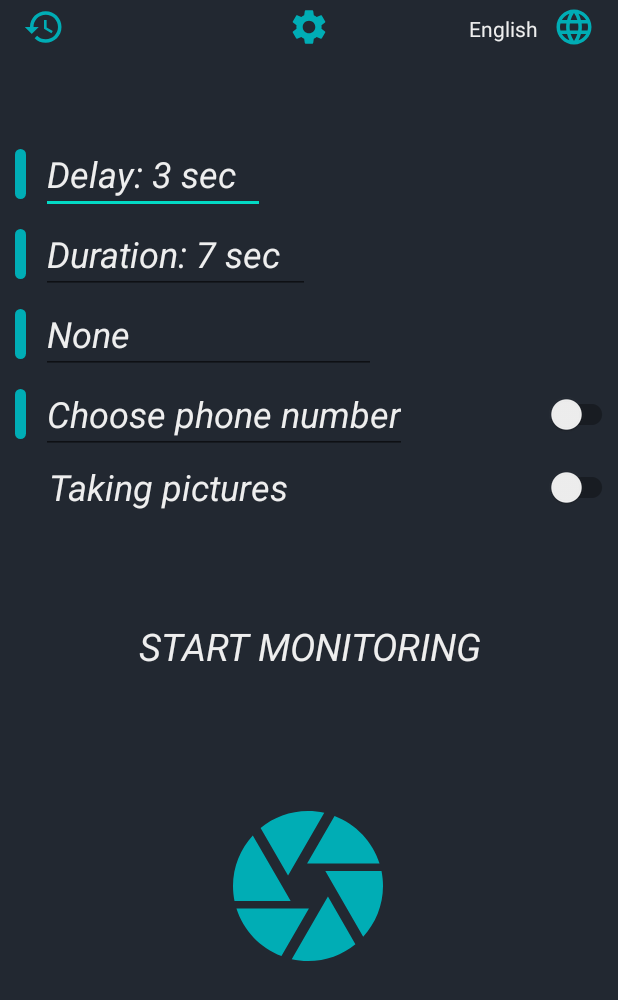
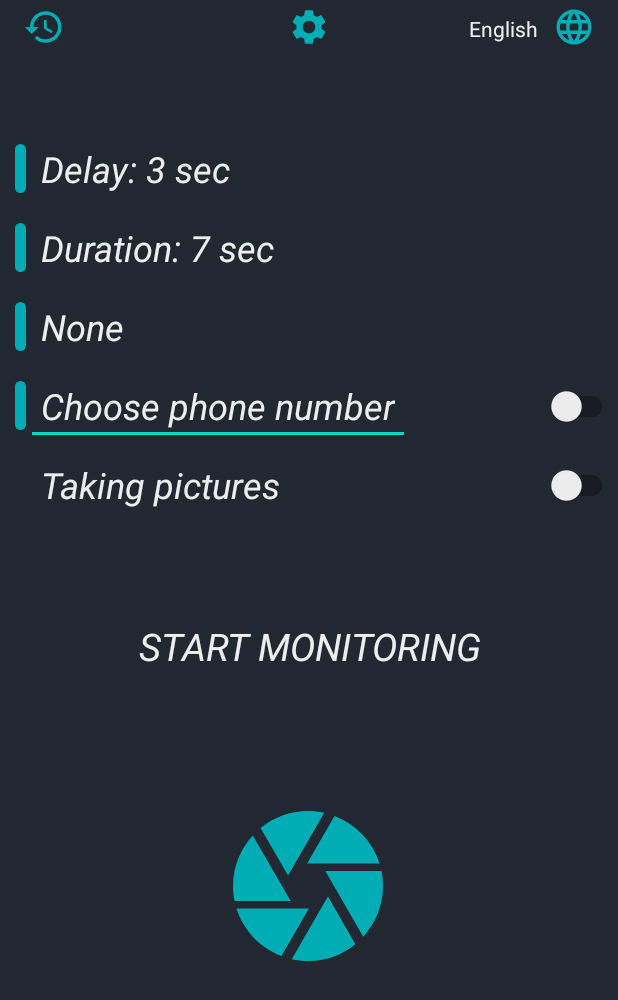
Before and after one commit to krisMONSTER/KAPture, an Android app: the screen it shows after launch (MainActivity), on a phone screen of 412 x 824 dp. Shown: the top 1000 px of the screen. Run offline under Robolectric (Android 15) with nearby library versions, the phone set to English and light mode, and no system bars; our stand-ins replace AdMob; libraries missing offline, so code that uses them is left out: androidx.camera.view.

Commit message:
initial UI tests and unit tests; UI fix in SettingsFragment;

```diff
--- a/app/build.gradle
+++ b/app/build.gradle
@@ -47,6 +47,10 @@ dependencies {
     implementation 'androidx.constraintlayout:constraintlayout:2.0.4'
     implementation "com.android.support:support-compat:28.0.0"
     testImplementation 'junit:junit:4.+'
+    testImplementation "org.junit.jupiter:junit-jupiter:5.7.1"
+    androidTestImplementation 'androidx.test.espresso:espresso-core:3.3.0'
+    androidTestImplementation 'androidx.test:runner:1.3.0'
+    androidTestImplementation 'androidx.test:rules:1.3.0'
     androidTestImplementation 'androidx.test.ext:junit:1.1.2'
     androidTestImplementation 'androidx.test.espresso:espresso-core:3.3.0'
 }
--- a/app/src/main/java/com/example/kapture/fragments/SettingsFragment.java
+++ b/app/src/main/java/com/example/kapture/fragments/SettingsFragment.java
@@ -28,6 +28,7 @@ import android.view.LayoutInflater;
 import android.view.View;
 import android.view.ViewGroup;
 import android.widget.EditText;
+import android.widget.TextView;
 import android.widget.TimePicker;
 import android.widget.Toast;
 
@@ -39,7 +40,7 @@ import java.util.Locale;
 
 public class SettingsFragment extends Fragment {
 
-    private EditText durationEditText, delayEditText, chooseAlarmSoundText;
+    private TextView durationEditText, delayEditText, chooseAlarmSoundText;
     EditText choosePhoneNumber;
     SwitchCompat phoneNumberSwitch;
     SwitchCompat takingPicturesSwitch;
@@ -73,10 +74,6 @@ public class SettingsFragment extends Fragment {
         phoneNumberSwitch = view.findViewById(R.id.phoneNumberSwitch);
         takingPicturesSwitch = view.findViewById(R.id.takingPicturesSwitch);
 
-        durationEditText.setInputType(InputType.TYPE_NULL);
-        delayEditText.setInputType(InputType.TYPE_NULL);
-        chooseAlarmSoundText.setInputType(InputType.TYPE_NULL);
-
         durationEditText.setOnClickListener(v -> showDurationDialog(durationEditText));
 
         delayEditText.setOnClickListener(v -> showDelayDialog(delayEditText));
@@ -109,7 +106,7 @@ public class SettingsFragment extends Fragment {
         return view;
     }
 
-    private void showDurationDialog(final EditText durationEditText) {
+    private void showDurationDialog(final TextView durationEditText) {
         final Calendar calendar = Calendar.getInstance();
         calendar.set(Calendar.HOUR_OF_DAY, 0);
         calendar.set(Calendar.MINUTE, 0);
@@ -134,7 +131,7 @@ public class SettingsFragment extends Fragment {
         new TimePickerDialog(getActivity(), timeSetListener, calendar.get(Calendar.MINUTE), calendar.get(Calendar.SECOND), true).show();
     }
 
-    private void showDelayDialog(final EditText delayEditText) {
+    private void showDelayDialog(final TextView delayEditText) {
         final Calendar calendar = Calendar.getInstance();
         calendar.set(Calendar.HOUR_OF_DAY, 0);
         calendar.set(Calendar.MINUTE, 0);
--- a/app/src/main/res/layout-hdpi/fragment_settings.xml
+++ b/app/src/main/res/layout-hdpi/fragment_settings.xml
@@ -5,13 +5,14 @@
     android:layout_width="match_parent"
     android:layout_height="match_parent"
     android:background="@color/colorPrimary"
-    tools:context=".fragments.SettingsFragment">
+    tools:context=".fragments.SettingsFragment"
+    android:id="@+id/settings_fragment">
 
-    <EditText
+    <TextView
         android:id="@+id/delayEditText"
         android:layout_width="wrap_content"
         android:layout_height="wrap_content"
-        android:layout_marginStart="10dp"
+        android:padding="10dp"
         android:hint="@string/choose_delay"
         android:textColor="@color/colorDetail"
         android:textColorHint="@color/colorDetail"
@@ -32,11 +33,11 @@
         app:layout_constraintBottom_toBottomOf="@id/delayEditText"
         app:layout_constraintStart_toStartOf="parent" />
 
-    <EditText
+    <TextView
         android:id="@+id/durationEditText"
         android:layout_width="wrap_content"
         android:layout_height="wrap_content"
-        android:layout_marginStart="10dp"
+        android:padding="10dp"
         android:hint="@string/choose_duration"
         android:textColor="@color/colorDetail"
         android:textColorHint="@color/colorDetail"
@@ -57,11 +58,11 @@
         app:layout_constraintBottom_toBottomOf="@id/durationEditText"
         app:layout_constraintStart_toStartOf="parent" />
 
-    <EditText
+    <TextView
         android:id="@+id/chooseAlarmSoundText"
         android:layout_width="wrap_content"
         android:layout_height="wrap_content"
-        android:layout_marginStart="10dp"
+        android:padding="10dp"
         android:hint="@string/choose_alarm_sound"
         android:textColor="@color/colorDetail"
         android:textColorHint="@color/colorDetail"
@@ -86,7 +87,7 @@
         android:id="@+id/choosePhoneNumber"
         android:layout_width="wrap_content"
         android:layout_height="wrap_content"
-        android:layout_marginStart="10dp"
+        android:padding="10dp"
         android:hint="@string/choose_phone_number"
         android:textColor="@color/colorDetail"
         android:textColorHint="@color/colorDetail"
@@ -120,7 +121,7 @@
         android:id="@+id/takingPictures"
         android:layout_width="wrap_content"
         android:layout_height="wrap_content"
-        android:layout_margin="5dp"
+        android:padding="10dp"
         android:hint="@string/taking_pictures"
         android:textColorHint="@color/colorDetail"
         android:textSize="24sp"
--- a/app/src/main/res/layout-xhdpi/fragment_settings.xml
+++ b/app/src/main/res/layout-xhdpi/fragment_settings.xml
@@ -5,13 +5,14 @@
     android:layout_width="match_parent"
     android:layout_height="match_parent"
     android:background="@color/colorPrimary"
-    tools:context=".fragments.SettingsFragment">
+    tools:context=".fragments.SettingsFragment"
+    android:id="@+id/settings_fragment">
 
-    <EditText
+    <TextView
         android:id="@+id/delayEditText"
         android:layout_width="wrap_content"
         android:layout_height="wrap_content"
-        android:layout_marginStart="10dp"
+        android:padding="10dp"
         android:hint="@string/choose_delay"
         android:textColor="@color/colorDetail"
         android:textColorHint="@color/colorDetail"
@@ -32,11 +33,11 @@
         app:layout_constraintBottom_toBottomOf="@id/delayEditText"
         app:layout_constraintStart_toStartOf="parent" />
 
-    <EditText
+    <TextView
         android:id="@+id/durationEditText"
         android:layout_width="wrap_content"
         android:layout_height="wrap_content"
-        android:layout_marginStart="10dp"
+        android:padding="10dp"
         android:hint="@string/choose_duration"
         android:textColor="@color/colorDetail"
         android:textColorHint="@color/colorDetail"
@@ -57,11 +58,11 @@
         app:layout_constraintBottom_toBottomOf="@id/durationEditText"
         app:layout_constraintStart_toStartOf="parent" />
 
-    <EditText
+    <TextView
         android:id="@+id/chooseAlarmSoundText"
         android:layout_width="wrap_content"
         android:layout_height="wrap_content"
-        android:layout_marginStart="10dp"
+        android:padding="10dp"
         android:hint="@string/choose_alarm_sound"
         android:textColor="@color/colorDetail"
         android:textColorHint="@color/colorDetail"
@@ -86,7 +87,7 @@
         android:id="@+id/choosePhoneNumber"
         android:layout_width="wrap_content"
         android:layout_height="wrap_content"
-        android:layout_marginStart="10dp"
+        android:padding="10dp"
         android:hint="@string/choose_phone_number"
         android:textColor="@color/colorDetail"
         android:textColorHint="@color/colorDetail"
@@ -120,7 +121,7 @@
         android:id="@+id/takingPictures"
         android:layout_width="wrap_content"
         android:layout_height="wrap_content"
-        android:layout_margin="5dp"
+        android:padding="10dp"
         android:hint="@string/taking_pictures"
         android:textColorHint="@color/colorDetail"
         android:textSize="18sp"
--- a/app/src/main/res/layout-xxhdpi/fragment_settings.xml
+++ b/app/src/main/res/layout-xxhdpi/fragment_settings.xml
@@ -5,17 +5,18 @@
     android:layout_width="match_parent"
     android:layout_height="match_parent"
     android:background="@color/colorPrimary"
-    tools:context=".fragments.SettingsFragment">
+    tools:context=".fragments.SettingsFragment"
+    android:id="@+id/settings_fragment">
 
-    <EditText
+    <TextView
         android:id="@+id/delayEditText"
         android:layout_width="wrap_content"
         android:layout_height="wrap_content"
-        android:layout_marginStart="10dp"
+        android:padding="10dp"
         android:hint="@string/choose_delay"
         android:textColor="@color/colorDetail"
         android:textColorHint="@color/colorDetail"
-        android:textSize="18sp"
+        android:textSize="20sp"
         android:textStyle="italic"
         app:layout_constraintTop_toTopOf="parent"
         app:layout_constraintBottom_toTopOf="@+id/durationEditText"
@@ -32,15 +33,15 @@
         app:layout_constraintBottom_toBottomOf="@id/delayEditText"
         app:layout_constraintStart_toStartOf="parent" />
 
-    <EditText
+    <TextView
         android:id="@+id/durationEditText"
         android:layout_width="wrap_content"
         android:layout_height="wrap_content"
-        android:layout_marginStart="10dp"
+        android:padding="10dp"
         android:hint="@string/choose_duration"
         android:textColor="@color/colorDetail"
         android:textColorHint="@color/colorDetail"
-        android:textSize="18sp"
+        android:textSize="20sp"
         android:textStyle="italic"
         app:layout_constraintTop_toBottomOf="@+id/delayEditText"
         app:layout_constraintBottom_toTopOf="@id/chooseAlarmSoundText"
@@ -57,15 +58,15 @@
         app:layout_constraintBottom_toBottomOf="@id/durationEditText"
         app:layout_constraintStart_toStartOf="parent" />
 
-    <EditText
+    <TextView
         android:id="@+id/chooseAlarmSoundText"
         android:layout_width="wrap_content"
         android:layout_height="wrap_content"
-        android:layout_marginStart="10dp"
+        android:padding="10dp"
         android:hint="@string/choose_alarm_sound"
         android:textColor="@color/colorDetail"
         android:textColorHint="@color/colorDetail"
-        android:textSize="18sp"
+        android:textSize="20sp"
         android:textStyle="italic"
         app:layout_constraintTop_toBottomOf="@+id/durationEditText"
         app:layout_constraintBottom_toTopOf="@id/choosePhoneNumber"
@@ -86,11 +87,11 @@
         android:id="@+id/choosePhoneNumber"
         android:layout_width="wrap_content"
         android:layout_height="wrap_content"
-        android:layout_marginStart="10dp"
+        android:padding="10dp"
         android:hint="@string/choose_phone_number"
         android:textColor="@color/colorDetail"
         android:textColorHint="@color/colorDetail"
-        android:textSize="18sp"
+        android:textSize="20sp"
         android:textStyle="italic"
         app:layout_constraintTop_toBottomOf="@+id/chooseAlarmSoundText"
         app:layout_constraintBottom_toTopOf="@+id/takingPictures"
@@ -120,10 +121,10 @@
         android:id="@+id/takingPictures"
         android:layout_width="wrap_content"
         android:layout_height="wrap_content"
-        android:layout_margin="5dp"
+        android:padding="10dp"
         android:hint="@string/taking_pictures"
         android:textColorHint="@color/colorDetail"
-        android:textSize="18sp"
+        android:textSize="20sp"
         android:textStyle="italic"
         app:layout_constraintTop_toBottomOf="@+id/choosePhoneNumber"
         app:layout_constraintBottom_toBottomOf="parent"
--- a/app/src/main/res/layout-xxxhdpi/fragment_settings.xml
+++ b/app/src/main/res/layout-xxxhdpi/fragment_settings.xml
@@ -5,17 +5,18 @@
     android:layout_width="match_parent"
     android:layout_height="match_parent"
     android:background="@color/colorPrimary"
-    tools:context=".fragments.SettingsFragment">
+    tools:context=".fragments.SettingsFragment"
+    android:id="@+id/settings_fragment">
 
-    <EditText
+    <TextView
         android:id="@+id/delayEditText"
         android:layout_width="wrap_content"
         android:layout_height="wrap_content"
-        android:layout_marginStart="10dp"
+        android:padding="10dp"
         android:hint="@string/choose_delay"
         android:textColor="@color/colorDetail"
         android:textColorHint="@color/colorDetail"
-        android:textSize="18sp"
+        android:textSize="20sp"
         android:textStyle="italic"
         app:layout_constraintTop_toTopOf="parent"
         app:layout_constraintBottom_toTopOf="@+id/durationEditText"
@@ -32,15 +33,15 @@
         app:layout_constraintBottom_toBottomOf="@id/delayEditText"
         app:layout_constraintStart_toStartOf="parent" />
 
-    <EditText
+    <TextView
         android:id="@+id/durationEditText"
         android:layout_width="wrap_content"
         android:layout_height="wrap_content"
-        android:layout_marginStart="10dp"
+        android:padding="10dp"
         android:hint="@string/choose_duration"
         android:textColor="@color/colorDetail"
         android:textColorHint="@color/colorDetail"
-        android:textSize="18sp"
+        android:textSize="20sp"
         android:textStyle="italic"
         app:layout_constraintTop_toBottomOf="@+id/delayEditText"
         app:layout_constraintBottom_toTopOf="@id/chooseAlarmSoundText"
@@ -57,15 +58,15 @@
         app:layout_constraintBottom_toBottomOf="@id/durationEditText"
         app:layout_constraintStart_toStartOf="parent" />
 
-    <EditText
+    <TextView
         android:id="@+id/chooseAlarmSoundText"
         android:layout_width="wrap_content"
         android:layout_height="wrap_content"
-        android:layout_marginStart="10dp"
+        android:padding="10dp"
         android:hint="@string/choose_alarm_sound"
         android:textColor="@color/colorDetail"
         android:textColorHint="@color/colorDetail"
-        android:textSize="18sp"
+        android:textSize="20sp"
         android:textStyle="italic"
         app:layout_constraintTop_toBottomOf="@+id/durationEditText"
         app:layout_constraintBottom_toTopOf="@id/choosePhoneNumber"
@@ -86,11 +87,11 @@
         android:id="@+id/choosePhoneNumber"
         android:layout_width="wrap_content"
         android:layout_height="wrap_content"
-        android:layout_marginStart="10dp"
+        android:padding="10dp"
         android:hint="@string/choose_phone_number"
         android:textColor="@color/colorDetail"
         android:textColorHint="@color/colorDetail"
-        android:textSize="18sp"
+        android:textSize="20sp"
         android:textStyle="italic"
         app:layout_constraintTop_toBottomOf="@+id/chooseAlarmSoundText"
         app:layout_constraintBottom_toTopOf="@+id/takingPictures"
@@ -120,10 +121,10 @@
         android:id="@+id/takingPictures"
         android:layout_width="wrap_content"
         android:layout_height="wrap_content"
-        android:layout_margin="5dp"
+        android:padding="10dp"
         android:hint="@string/taking_pictures"
         android:textColorHint="@color/colorDetail"
-        android:textSize="18sp"
+        android:textSize="20sp"
         android:textStyle="italic"
         app:layout_constraintTop_toBottomOf="@+id/choosePhoneNumber"
         app:layout_constraintBottom_toBottomOf="parent"
--- a/app/src/main/res/layout/fragment_history.xml
+++ b/app/src/main/res/layout/fragment_history.xml
@@ -7,7 +7,8 @@
     xmlns:tools="http://schemas.android.com/tools"
     android:background="@color/colorPrimary"
     tools:context=".fragments.HistoryFragment"
-    android:orientation="vertical">
+    android:orientation="vertical"
+    android:id="@+id/history_fragment">
 
     <Button
         android:id="@+id/deleteAllBtn"
--- a/app/src/main/res/layout/fragment_settings.xml
+++ b/app/src/main/res/layout/fragment_settings.xml
@@ -6,13 +6,14 @@
     android:layout_width="match_parent"
     android:layout_height="match_parent"
     android:background="@color/colorPrimary"
-    tools:context=".fragments.SettingsFragment">
+    tools:context=".fragments.SettingsFragment"
+    android:id="@+id/settings_fragment">
 
-    <EditText
+    <TextView
         android:id="@+id/delayEditText"
         android:layout_width="wrap_content"
         android:layout_height="wrap_content"
-        android:layout_marginStart="10dp"
+        android:padding="10dp"
         android:hint="@string/choose_delay"
         android:textColor="@color/colorDetail"
         android:textColorHint="@color/colorDetail"
@@ -33,11 +34,11 @@
         app:layout_constraintBottom_toBottomOf="@id/delayEditText"
         app:layout_constraintStart_toStartOf="parent" />
 
-    <EditText
+    <TextView
         android:id="@+id/durationEditText"
         android:layout_width="wrap_content"
         android:layout_height="wrap_content"
-        android:layout_marginStart="10dp"
+        android:padding="10dp"
         android:hint="@string/choose_duration"
         android:textColor="@color/colorDetail"
         android:textColorHint="@color/colorDetail"
@@ -58,11 +59,11 @@
         app:layout_constraintBottom_toBottomOf="@id/durationEditText"
         app:layout_constraintStart_toStartOf="parent" />
 
-    <EditText
+    <TextView
         android:id="@+id/chooseAlarmSoundText"
         android:layout_width="wrap_content"
         android:layout_height="wrap_content"
-        android:layout_marginStart="10dp"
+        android:padding="10dp"
         android:hint="@string/choose_alarm_sound"
         android:textColor="@color/colorDetail"
         android:textColorHint="@color/colorDetail"
@@ -87,7 +88,7 @@
         android:id="@+id/choosePhoneNumber"
         android:layout_width="wrap_content"
         android:layout_height="wrap_content"
-        android:layout_marginStart="10dp"
+        android:padding="10dp"
         android:hint="@string/choose_phone_number"
         android:textColor="@color/colorDetail"
         android:textColorHint="@color/colorDetail"
@@ -121,7 +122,7 @@
         android:id="@+id/takingPictures"
         android:layout_width="wrap_content"
         android:layout_height="wrap_content"
-        android:layout_margin="5dp"
+        android:padding="10dp"
         android:hint="@string/taking_pictures"
         android:textColorHint="@color/colorDetail"
         android:textSize="18sp"
```
Also changed, not shown: app/src/main/java/com/example/kapture/activities/MainActivity.java (+9 -2 lines), 3 other files.
